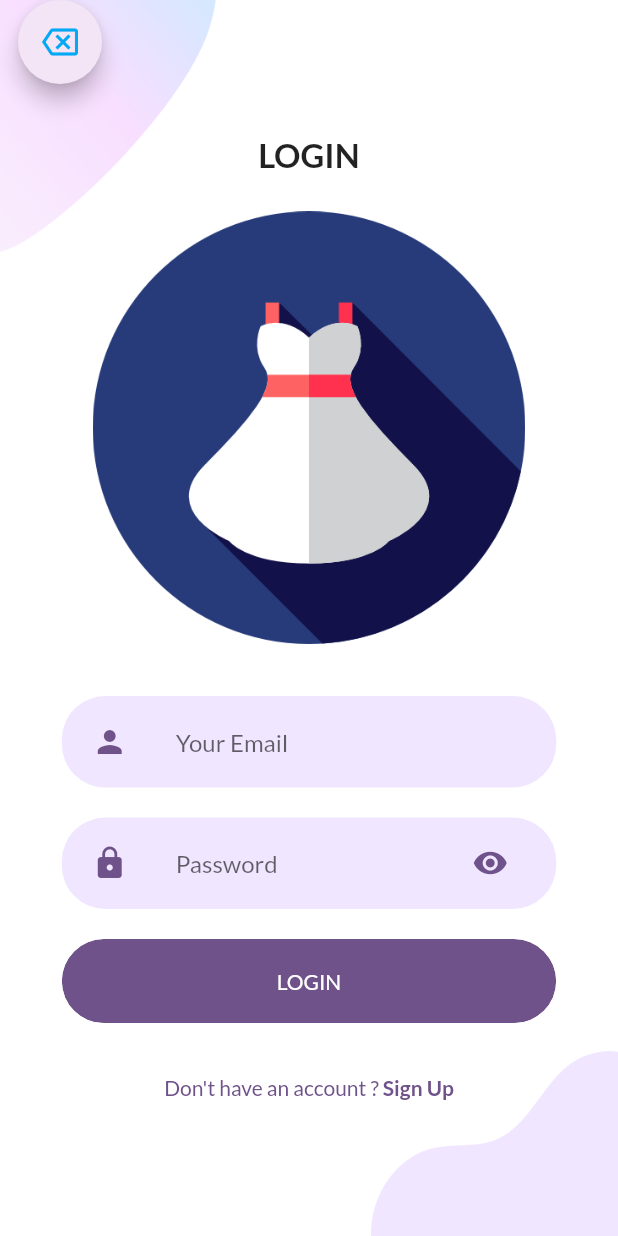
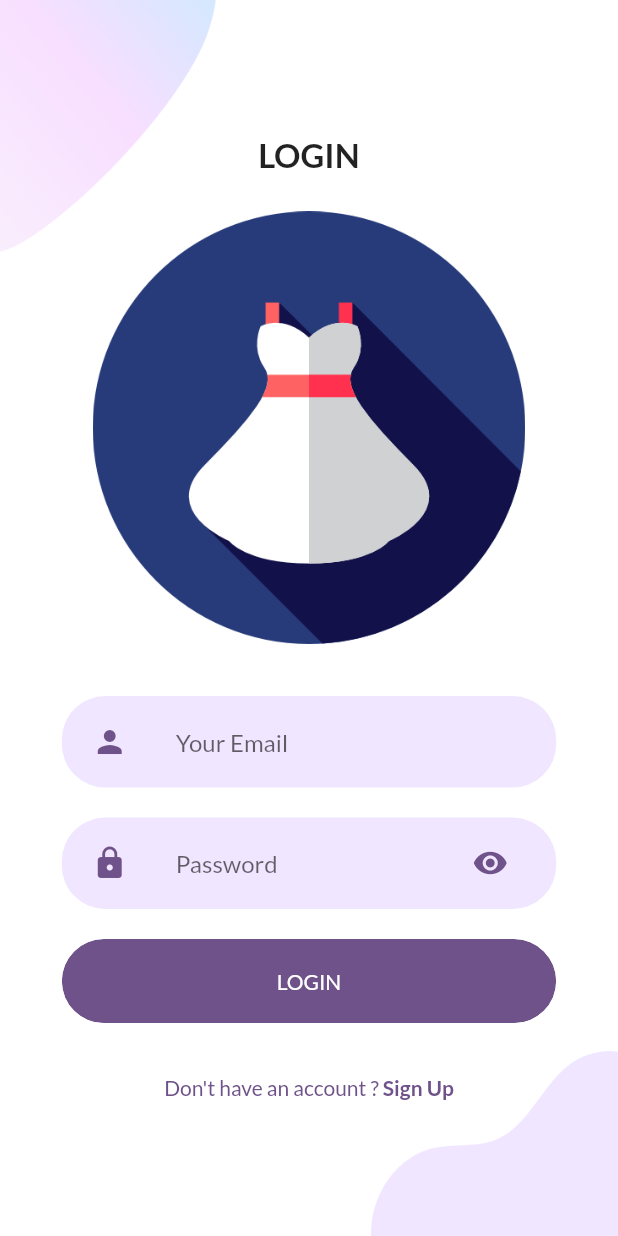
Before and after one commit to MohamedAboElM3aTy/wed_plan_project, a Flutter app: the OnBoardingScreen screen opened by its route, after a tap on "LOGIN", on a phone screen of 412 x 824 dp. Run offline on Flutter 3.47's test engine with Material 2 defaults, Android fonts, the phone set to English and light mode, and no system bars; our stand-ins replace firebase_auth, firebase_core, flutter_svg, google_fonts, transparent_image; accounts and stored records are empty.

Commit message:
Remove: floating action button

```diff
--- a/lib/views/pages/onboarding/onboard_screen.dart
+++ b/lib/views/pages/onboarding/onboard_screen.dart
@@ -7,13 +7,13 @@ class OnBoardingScreen extends StatelessWidget {
   Widget build(BuildContext context) {
     return Scaffold(
       body: Body(),
-      floatingActionButtonLocation: FloatingActionButtonLocation.miniStartTop,
-      floatingActionButton: FloatingActionButton(
-        foregroundColor: Colors.lightBlue,
-        backgroundColor: Colors.purple[50],
-        onPressed: Navigator.of(context).pop,
-        child: Icon(Icons.backspace_outlined),
-      ),
+      // floatingActionButtonLocation: FloatingActionButtonLocation.miniStartTop,
+      // floatingActionButton: FloatingActionButton(
+      //   foregroundColor: Colors.lightBlue,
+      //   backgroundColor: Colors.purple[50],
+      //   onPressed: Navigator.of(context).pop,
+      //   child: Icon(Icons.backspace_outlined),
+      // ),
     );
   }
 }
--- a/lib/views/pages/signIn/login_screen.dart
+++ b/lib/views/pages/signIn/login_screen.dart
@@ -7,13 +7,13 @@ class LoginScreen extends StatelessWidget {
   Widget build(BuildContext context) {
     return Scaffold(
       body: Body(),
-      floatingActionButtonLocation: FloatingActionButtonLocation.miniStartTop,
-      floatingActionButton: FloatingActionButton(
-        foregroundColor: Colors.lightBlue,
-        backgroundColor: Colors.purple[50],
-        onPressed: Navigator.of(context).pop,
-        child: Icon(Icons.backspace_outlined),
-      ),
+      // floatingActionButtonLocation: FloatingActionButtonLocation.miniStartTop,
+      // floatingActionButton: FloatingActionButton(
+      //   foregroundColor: Colors.lightBlue,
+      //   backgroundColor: Colors.purple[50],
+      //   onPressed: Navigator.of(context).pop,
+      //   child: Icon(Icons.backspace_outlined),
+      // ),
     );
   }
 }
```
Also changed, not shown: lib/views/pages/signUp/signUp_screen.dart (+7 -7 lines).
